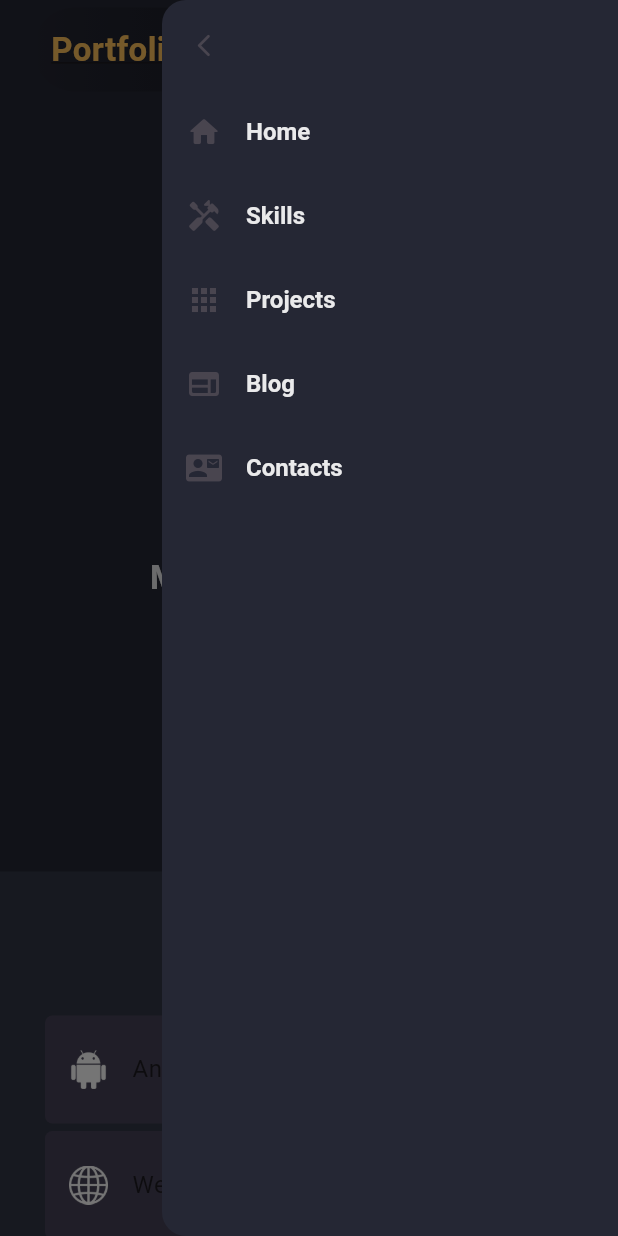
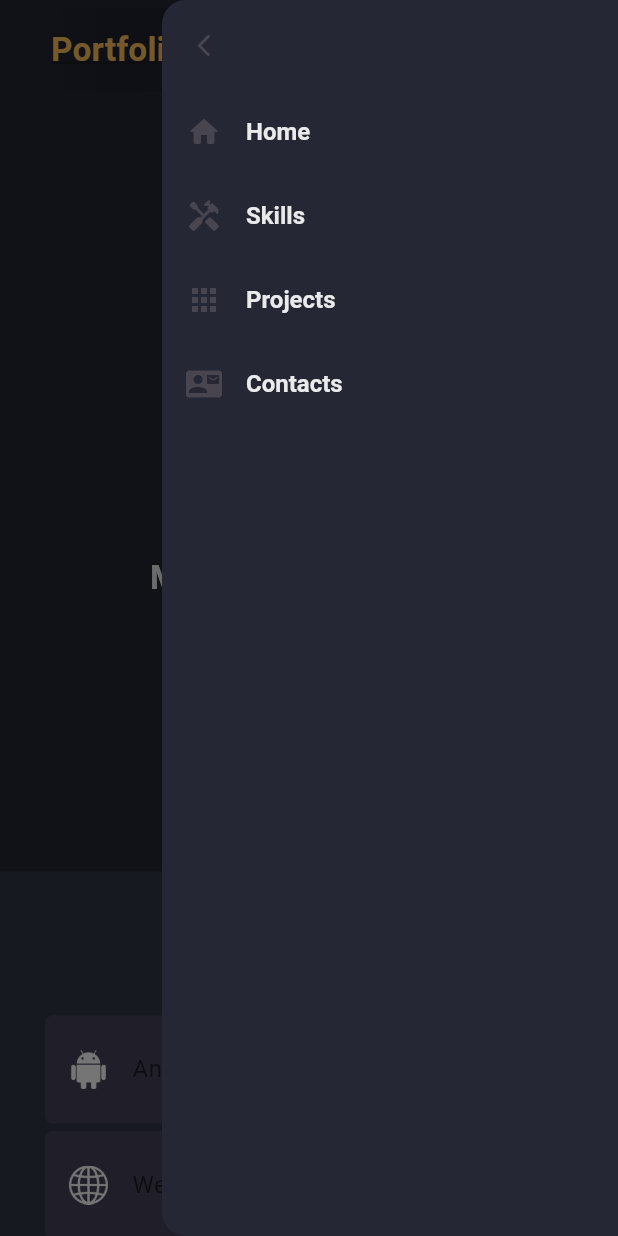
Before and after one commit to mohammed-swafvan/my_portfolio, a Flutter app: the screen it shows after launch, in the side drawer, after a tap on "Get in touch", on a phone screen of 412 x 824 dp. Run offline on Flutter 3.47's test engine with Material 3 defaults, Android fonts, the phone set to English and light mode, and no system bars; our stand-ins replace animate_do; missing offline and left inert: dart:js.

```diff
--- a/lib/constants/header_items.dart
+++ b/lib/constants/header_items.dart
@@ -5,7 +5,6 @@ class HeaderItems{
     "Home",
     "Skills",
     "Projects",
-    "Blog",
     "Contacts",
   ];
 
@@ -13,7 +12,6 @@ class HeaderItems{
     Icons.home_rounded,
     Icons.handyman_rounded,
     Icons.apps_rounded,
-    Icons.web_rounded,
     Icons.quick_contacts_mail_rounded,
   ];
 }
--- a/lib/pages/home_page.dart
+++ b/lib/pages/home_page.dart
@@ -13,23 +13,43 @@ import 'package:my_portfolio/widgets/project_section.dart';
 import 'package:my_portfolio/widgets/skills_desktop.dart';
 import 'package:my_portfolio/widgets/skills_mobile.dart';
 
-class HomePage extends StatelessWidget {
+class HomePage extends StatefulWidget {
   const HomePage({super.key});
 
   @override
+  State<HomePage> createState() => _HomePageState();
+}
+
+class _HomePageState extends State<HomePage> {
+  final scaffoldKey = GlobalKey<ScaffoldState>();
+  final ScrollController scrollController = ScrollController();
+  final List<GlobalKey> navbarKeys = List.generate(4, (index) => GlobalKey());
+  @override
   Widget build(BuildContext context) {
-    final scaffoldKey = GlobalKey<ScaffoldState>();
     return LayoutBuilder(builder: (context, constraints) {
       return Scaffold(
         key: scaffoldKey,
         backgroundColor: CustomColors.scaffoldBg,
-        endDrawer: constraints.maxWidth < CustomSize.minDesktopWidth ? const DrawerMobile() : null,
-        body: ListView(
+        endDrawer: constraints.maxWidth < CustomSize.minDesktopWidth
+            ? DrawerMobile(
+                onNavitemTap: (int navIndex) {
+                  scaffoldKey.currentState!.closeEndDrawer();
+                  scrollToSection(navIndex);
+                },
+              )
+            : null,
+        body: SingleChildScrollView(
+          controller: scrollController,
           scrollDirection: Axis.vertical,
+          child: Column(
             children: [
               /// Header Section
               if (constraints.maxWidth >= CustomSize.minDesktopWidth)
-              const HeaderDesktop()
+                HeaderDesktop(
+                  onNavitemTap: (int navIndex) {
+                    scrollToSection(navIndex);
+                  },
+                )
               else
                 HeaderMobile(
                   onlogoTap: () {},
@@ -39,26 +59,49 @@ class HomePage extends StatelessWidget {
                 ),
 
               /// Main Section
-            if (constraints.maxWidth >= CustomSize.minDesktopWidth) const MainDesktop() else const MainMobile(),
+              SizedBox(key: navbarKeys[0]),
+              if (constraints.maxWidth >= CustomSize.minDesktopWidth)
+                MainDesktop(
+                  onGetInTouch: () {
+                    scrollToSection(3);
+                  },
+                )
+              else
+                MainMobile(
+                  onGetInTouch: () {
+                    scrollToSection(3);
+                  },
+                ),
 
               /// Skills Section
+              SizedBox(key: navbarKeys[1]),
               if (constraints.maxWidth >= CustomSize.minDesktopWidth) const SkillsDesktop() else const SkillsMobile(),
 
               Heightwidth.hight20,
 
               /// Projects Section
-            const ProjectSection(),
+              ProjectSection(key: navbarKeys[2]),
 
               Heightwidth.hight20,
 
               /// Contact Section
-            const ContactSection(),
+              ContactSection(key: navbarKeys[3]),
 
               /// Footer Section
               const Footer(),
             ],
           ),
+        ),
       );
     });
   }
+
+  void scrollToSection(int navIndex) {
+    final GlobalKey key = navbarKeys[navIndex];
+    Scrollable.ensureVisible(
+      key.currentContext!,
+      duration: const Duration(milliseconds: 500),
+      curve: Curves.easeInOut,
+    );
   }
+}
--- a/lib/widgets/contact_section.dart
+++ b/lib/widgets/contact_section.dart
@@ -17,6 +17,7 @@ class ContactSection extends StatelessWidget {
     TextEditingController messageController = TextEditingController();
     return Container(
       padding: const EdgeInsets.all(32).copyWith(bottom: 80),
+      width: double.infinity,
       color: CustomColors.bgLight1,
       child: Column(
         children: [
--- a/lib/widgets/drawer_mobile.dart
+++ b/lib/widgets/drawer_mobile.dart
@@ -3,7 +3,9 @@ import 'package:my_portfolio/constants/custom_colors.dart';
 import 'package:my_portfolio/constants/header_items.dart';
 
 class DrawerMobile extends StatelessWidget {
-  const DrawerMobile({super.key});
+  const DrawerMobile({super.key, required this.onNavitemTap});
+
+  final Function(int) onNavitemTap;
 
   @override
   Widget build(BuildContext context) {
@@ -29,7 +31,9 @@ class DrawerMobile extends StatelessWidget {
           ),
           for (int i = 0; i < HeaderItems.headerIconList.length; i++)
             ListTile(
-              onTap: () {},
+              onTap: () {
+                onNavitemTap(i);
+              },
               contentPadding: const EdgeInsets.symmetric(horizontal: 16),
               leading: Icon(HeaderItems.headerIconList[i]),
               title: Text(HeaderItems.headerTitleList[i]),
--- a/lib/widgets/main_desktop.dart
+++ b/lib/widgets/main_desktop.dart
@@ -4,7 +4,8 @@ import 'package:my_portfolio/constants/custom_colors.dart';
 import 'package:my_portfolio/constants/height_width.dart';
 
 class MainDesktop extends StatelessWidget {
-  const MainDesktop({super.key});
+  const MainDesktop({super.key, required this.onGetInTouch});
+  final Function() onGetInTouch;
 
   @override
   Widget build(BuildContext context) {
@@ -50,7 +51,7 @@ class MainDesktop extends StatelessWidget {
                 SizedBox(
                   width: 180,
                   child: ElevatedButton(
-                    onPressed: () {},
+                    onPressed: onGetInTouch,
                     style: ElevatedButton.styleFrom(
                       backgroundColor: CustomColors.yellowPrimay,
                     ),
--- a/lib/widgets/main_mobile.dart
+++ b/lib/widgets/main_mobile.dart
@@ -4,7 +4,8 @@ import 'package:my_portfolio/constants/custom_colors.dart';
 import 'package:my_portfolio/constants/height_width.dart';
 
 class MainMobile extends StatelessWidget {
-  const MainMobile({super.key});
+  const MainMobile({super.key, required this.onGetInTouch});
+  final Function() onGetInTouch;
 
   @override
   Widget build(BuildContext context) {
@@ -69,7 +70,7 @@ class MainMobile extends StatelessWidget {
                 SizedBox(
                   width: 140,
                   child: ElevatedButton(
-                    onPressed: () {},
+                    onPressed: onGetInTouch,
                     style: ElevatedButton.styleFrom(
                       backgroundColor: CustomColors.yellowPrimay,
                     ),
--- a/lib/widgets/project_section.dart
+++ b/lib/widgets/project_section.dart
@@ -17,7 +17,7 @@ class ProjectSection extends StatelessWidget {
         children: [
           //Title
           const Text(
-            "Work Projects",
+            "Main Projects",
             style: TextStyle(
               fontSize: 24,
               fontWeight: FontWeight.bold,
```
Also changed, not shown: lib/widgets/header_desktop.dart (+6 -2 lines), 5 other files. Lines whose indentation alone changed are shown as unchanged.
